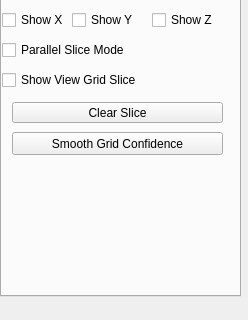
Old version of the form Point Cloud/UI/poisson_para.ui in the repository sunwaylive/quality-driven-poisson-guided-autoscanning; both pictures show x 0 to 248 and y 434 to 754 of the 248 by 754 pixel window.
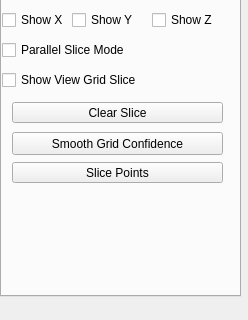
New version of the form.

What changed in the file:
```diff
--- a/Point Cloud/UI/poisson_para.ui
+++ b/Point Cloud/UI/poisson_para.ui
@@ -351,6 +351,19 @@
       <string>Smooth Grid Confidence</string>
      </property>
     </widget>
+    <widget class="QPushButton" name="pushButton_slice_points">
+     <property name="geometry">
+      <rect>
+       <x>10</x>
+       <y>570</y>
+       <width>211</width>
+       <height>21</height>
+      </rect>
+     </property>
+     <property name="text">
+      <string>Slice Points</string>
+     </property>
+    </widget>
    </widget>
    <widget class="QWidget" name="tab_2">
     <attribute name="title">
```
